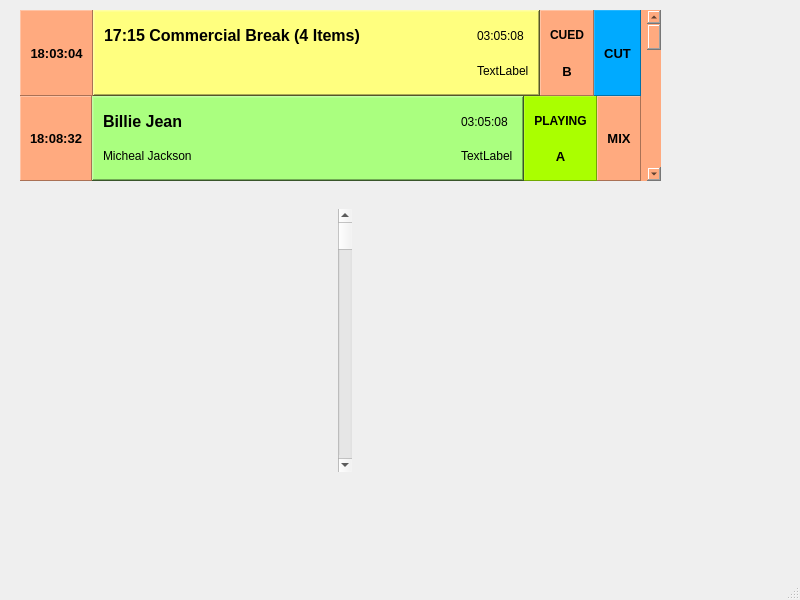
Qt form mainwindow.ui (pgathogo/MockOats) before a commit.
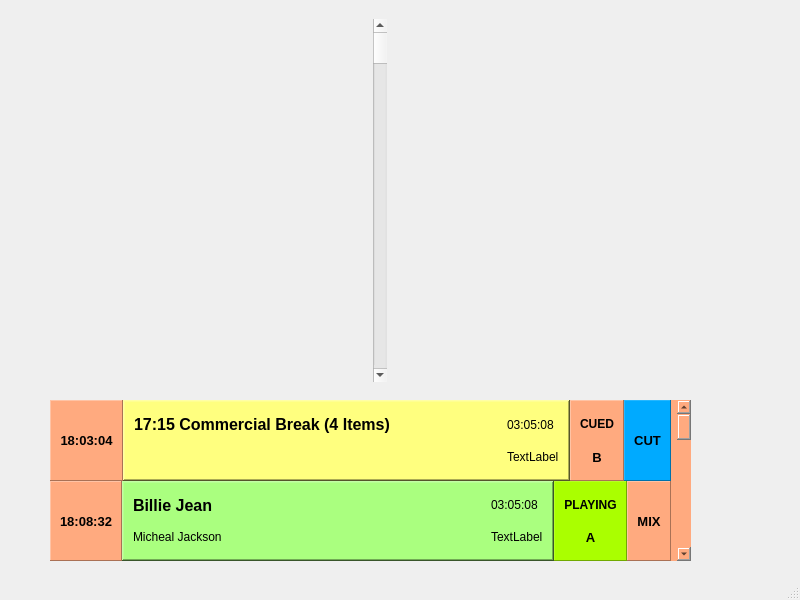
The same form after that commit.

The edit to the form file:
```diff
--- a/mainwindow.ui
+++ b/mainwindow.ui
@@ -17,10 +17,10 @@
    <widget class="QWidget" name="wSchedule" native="true">
     <property name="geometry">
      <rect>
-      <x>10</x>
-      <y>200</y>
-      <width>671</width>
-      <height>281</height>
+      <x>30</x>
+      <y>10</y>
+      <width>701</width>
+      <height>381</height>
      </rect>
     </property>
     <property name="styleSheet">
@@ -80,10 +80,10 @@
    <widget class="QWidget" name="widget" native="true">
     <property name="geometry">
      <rect>
-      <x>20</x>
-      <y>10</y>
+      <x>50</x>
+      <y>400</y>
       <width>641</width>
-      <height>171</height>
+      <height>161</height>
      </rect>
     </property>
     <property name="styleSheet">
```
Left out of the diff: 2 changed lines with no effect on the pictures.
